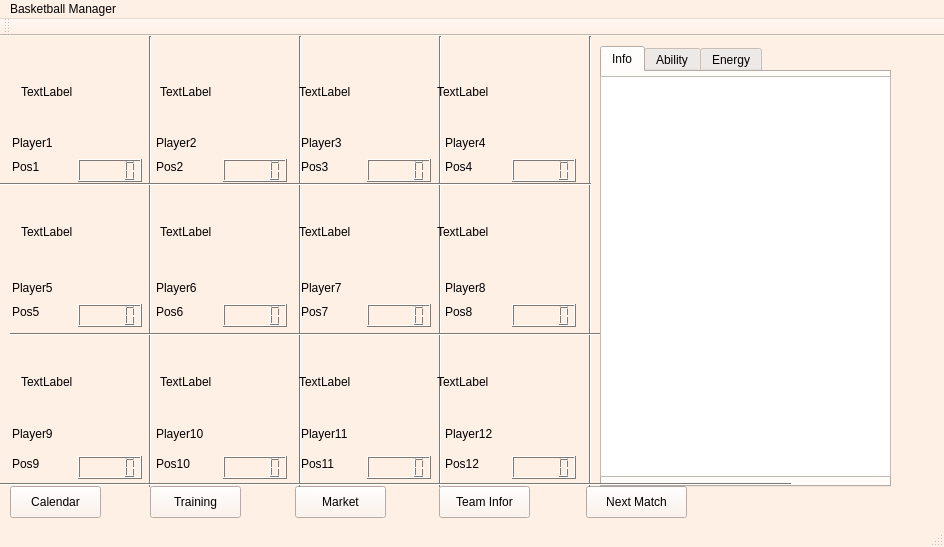
skandermoalla/CSE201-Top5, file BTM_Qt/mainwindow.ui: the form before one commit.
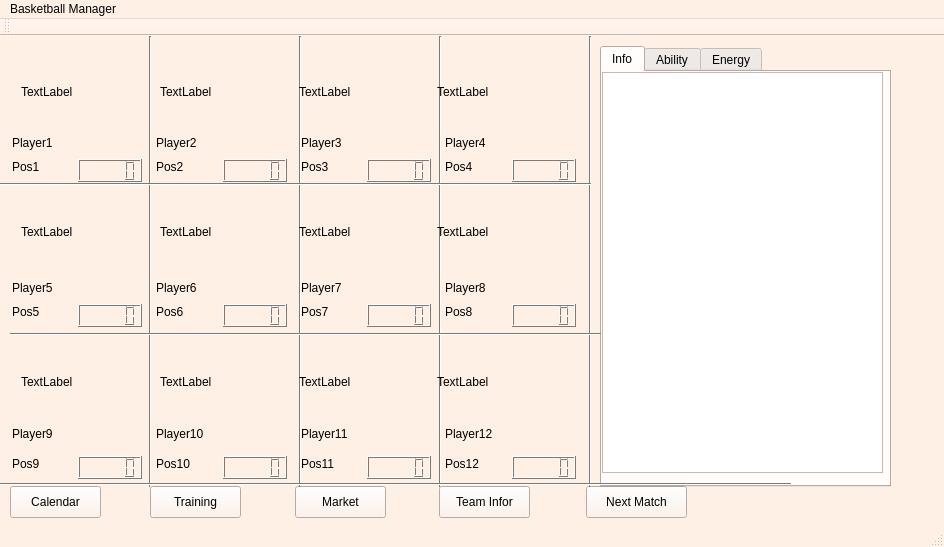
The form after the commit.

```diff
--- a/BTM_Qt/mainwindow.ui
+++ b/BTM_Qt/mainwindow.ui
@@ -148,15 +148,6 @@
        </color>
       </brush>
      </colorrole>
-     <colorrole role="PlaceholderText">
-      <brush brushstyle="SolidPattern">
-       <color alpha="128">
-        <red>0</red>
-        <green>0</green>
-        <blue>0</blue>
-       </color>
-      </brush>
-     </colorrole>
     </active>
     <inactive>
      <colorrole role="WindowText">
@@ -294,15 +285,6 @@
        </color>
       </brush>
      </colorrole>
-     <colorrole role="PlaceholderText">
-      <brush brushstyle="SolidPattern">
-       <color alpha="128">
-        <red>0</red>
-        <green>0</green>
-        <blue>0</blue>
-       </color>
-      </brush>
-     </colorrole>
     </inactive>
     <disabled>
      <colorrole role="WindowText">
@@ -440,15 +422,6 @@
        </color>
       </brush>
      </colorrole>
-     <colorrole role="PlaceholderText">
-      <brush brushstyle="SolidPattern">
-       <color alpha="128">
-        <red>0</red>
-        <green>0</green>
-        <blue>0</blue>
-       </color>
-      </brush>
-     </colorrole>
     </disabled>
    </palette>
   </property>
@@ -981,6 +954,16 @@
      <attribute name="title">
       <string>Info</string>
      </attribute>
+     <widget class="QTableWidget" name="tableWidget">
+      <property name="geometry">
+       <rect>
+        <x>0</x>
+        <y>0</y>
+        <width>281</width>
+        <height>401</height>
+       </rect>
+      </property>
+     </widget>
     </widget>
     <widget class="QWidget" name="tab2">
      <attribute name="title">
@@ -1224,16 +1207,6 @@
      </item>
     </layout>
    </widget>
-   <widget class="QTableWidget" name="tableWidget">
-    <property name="geometry">
-     <rect>
-      <x>600</x>
-      <y>40</y>
-      <width>291</width>
-      <height>401</height>
-     </rect>
-    </property>
-   </widget>
   </widget>
   <widget class="QMenuBar" name="menuBar">
    <property name="geometry">
```
Left out of the diff: 8 changed lines with no effect on the pictures.
